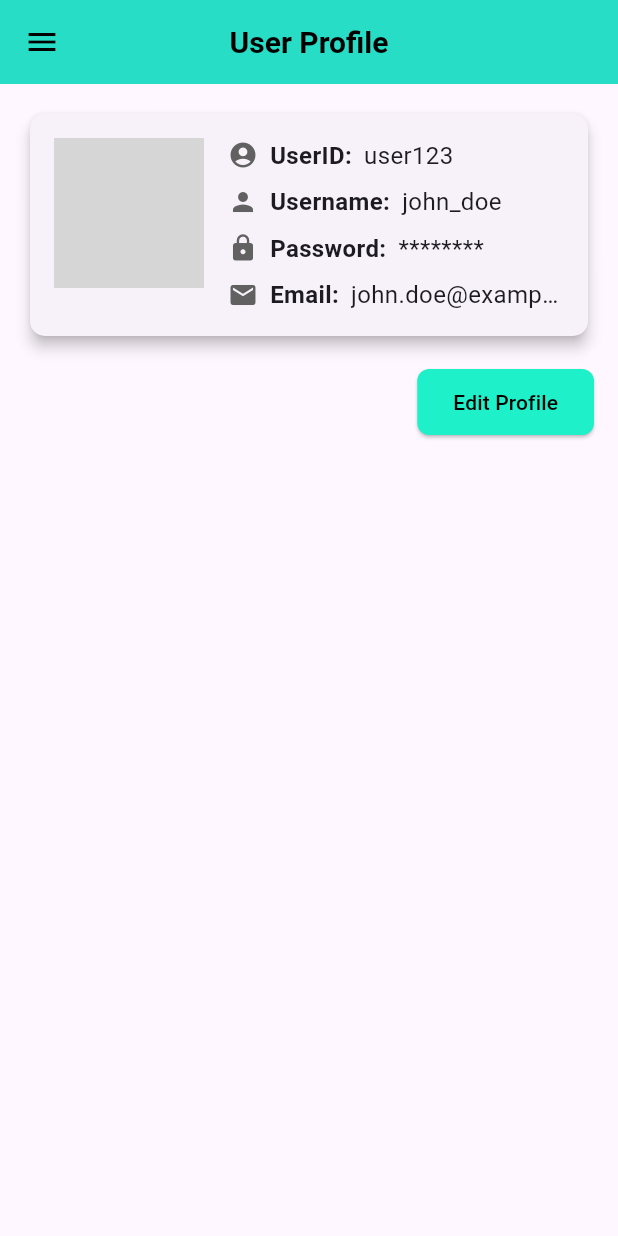
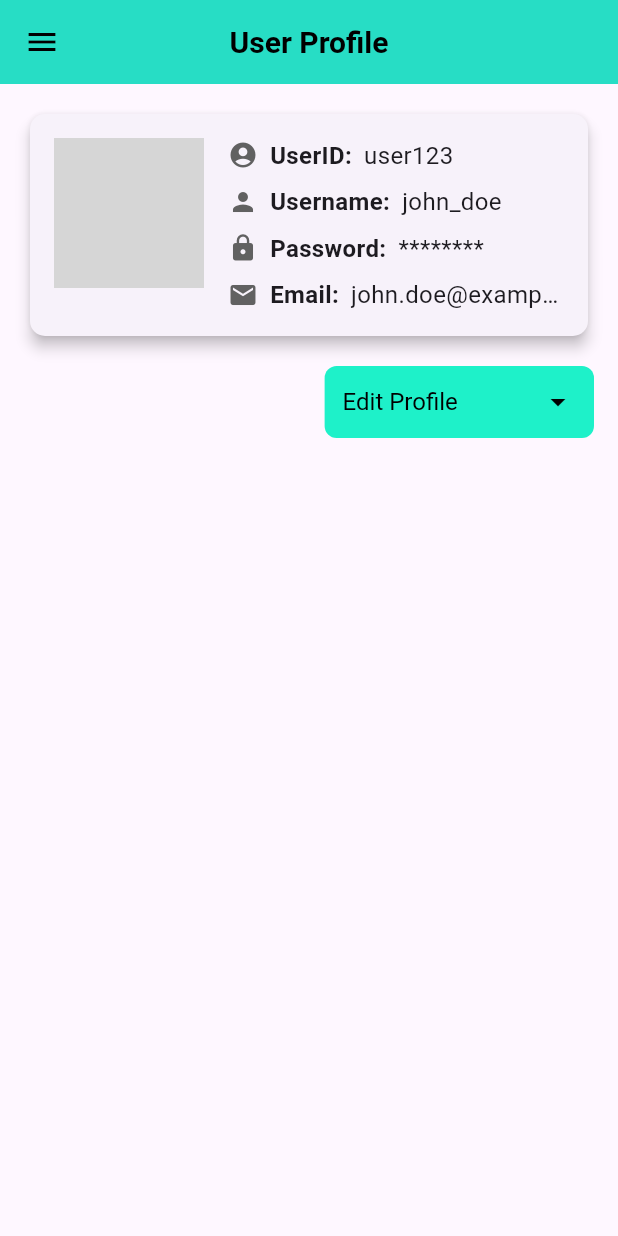
Before and after one commit to Alex16oz/aplikasiflutter1, a Flutter app: the UserProfilePage screen opened by its route, on a phone screen of 412 x 824 dp. Run offline on Flutter 3.47's test engine with Material 3 defaults, Android fonts, the phone set to English and light mode, and no system bars; network calls fail; grey boxes are pictures that could not be loaded.

Commit message:
profile edit button added

```diff
--- a/lib/pages/user_profile_page.dart
+++ b/lib/pages/user_profile_page.dart
@@ -2,10 +2,25 @@
 import 'package:flutter/material.dart';
 import '../widgets/app_drawer.dart'; // Import the AppDrawer
 
-class UserProfilePage extends StatelessWidget {
+class UserProfilePage extends StatefulWidget { // Changed to StatefulWidget
   const UserProfilePage({super.key});
 
   static const String routeName = '/user-profile';
+
+  @override
+  State<UserProfilePage> createState() => _UserProfilePageState();
+}
+
+class _UserProfilePageState extends State<UserProfilePage> { // Created State
+  // Placeholder for dropdown value, not strictly needed if not displaying selected item in button
+  // String? _selectedAction;
+
+  // Define the dropdown items
+  final List<String> _editOptions = [
+    'Edit Password',
+    'Edit Username',
+    'Edit Email'
+  ];
 
   @override
   Widget build(BuildContext context) {
@@ -57,25 +72,68 @@ class UserProfilePage extends StatelessWidget {
               ),
             ),
             const SizedBox(height: 16.0), // Spacing between Card and Button
-            // Edit Profile Button
+            // Edit Profile DropdownButton
             Align(
               alignment: Alignment.centerRight,
-              child: ElevatedButton(
-                onPressed: () {
-                  // TODO: Implement edit profile functionality
-                  ScaffoldMessenger.of(context).showSnackBar(
-                    const SnackBar(content: Text('Edit Profile button pressed')),
-                  );
-                },
-                style: ElevatedButton.styleFrom(
-                  backgroundColor: Theme.of(context).primaryColor,
-                  foregroundColor: Colors.black, // Text color for the button
-                  shape: RoundedRectangleBorder(
-                    borderRadius: BorderRadius.circular(8.0),
+              child: Container( // Wrap DropdownButton in a Container for styling if needed
+                padding: const EdgeInsets.symmetric(horizontal: 12.0),
+                decoration: BoxDecoration(
+                  color: Theme.of(context).primaryColor,
+                  borderRadius: BorderRadius.circular(8.0),
+                ),
+                child: DropdownButtonHideUnderline( // Removes the default underline
+                  child: DropdownButton<String>(
+                    hint: const Text(
+                      'Edit Profile',
+                      style: TextStyle(color: Colors.black), // Match ElevatedButton text color
+                    ),
+                    // value: _selectedAction, // Uncomment if you want to display the selected item
+                    icon: const Icon(Icons.arrow_drop_down, color: Colors.black), // Dropdown arrow color
+                    iconSize: 24,
+                    isExpanded: false, // Set to true if you want the dropdown to expand to container width
+                    dropdownColor: Theme.of(context).primaryColorLight, // Background color of dropdown menu
+                    style: const TextStyle(color: Colors.black, fontSize: 16), // Text style for items
+                    onChanged: (String? newValue) {
+                      if (newValue != null) {
+                        // setState(() {
+                        //   _selectedAction = newValue; // Update the selected action
+                        // });
+                        // TODO: Implement navigation or action based on selected option
+                        ScaffoldMessenger.of(context).showSnackBar(
+                          SnackBar(content: Text('$newValue selected')),
+                        );
+                        // Example:
+                        // if (newValue == 'Edit Password') {
+                        //   // Navigate to edit password page
+                        // } else if (newValue == 'Edit Username') {
+                        //   // Navigate to edit username page
+                        // } else if (newValue == 'Edit Email') {
+                        //   // Navigate to edit email page
+                        // }
+                      }
+                    },
+                    items: _editOptions.map<DropdownMenuItem<String>>((String value) {
+                      IconData iconData;
+                      if (value == 'Edit Password') {
+                        iconData = Icons.lock_open_outlined;
+                      } else if (value == 'Edit Username') {
+                        iconData = Icons.person_outline;
+                      } else { // Edit Email
+                        iconData = Icons.email_outlined;
+                      }
+                      return DropdownMenuItem<String>(
+                        value: value,
+                        child: Row(
+                          children: <Widget>[
+                            Icon(iconData, color: Colors.black54, size: 20), // Icon for the item
+                            const SizedBox(width: 8),
+                            Text(value),
+                          ],
+                        ),
+                      );
+                    }).toList(),
                   ),
-                  padding: const EdgeInsets.symmetric(horizontal: 24.0, vertical: 12.0),
                 ),
-                child: const Text('Edit Profile'),
               ),
             ),
           ],
```
